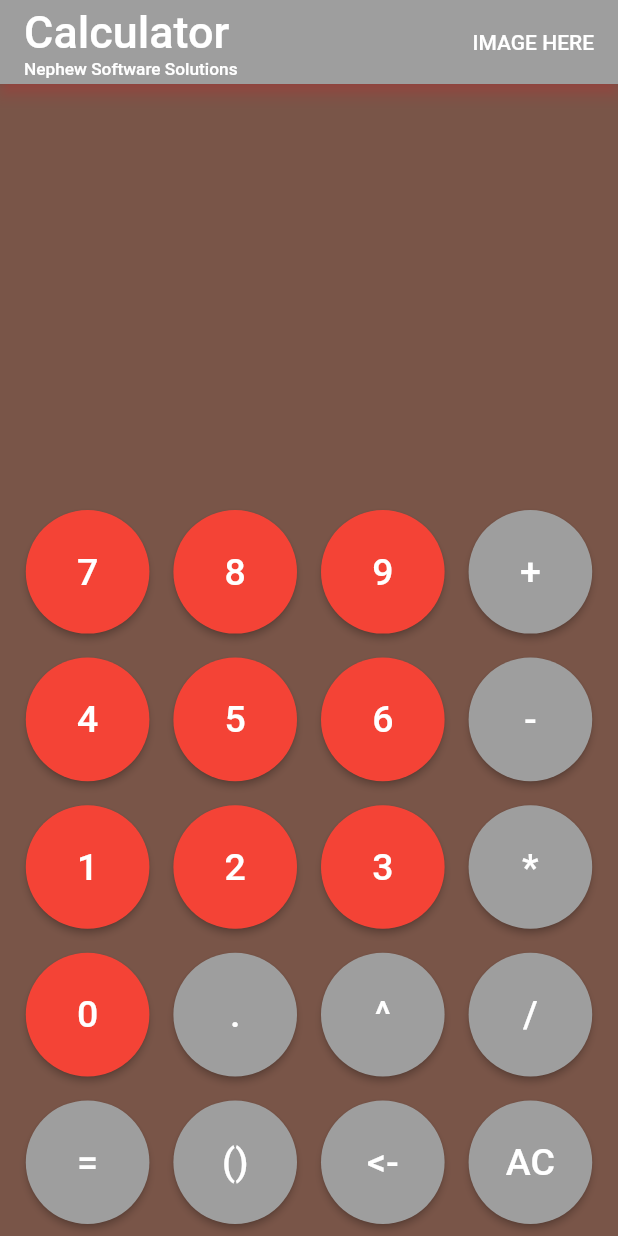
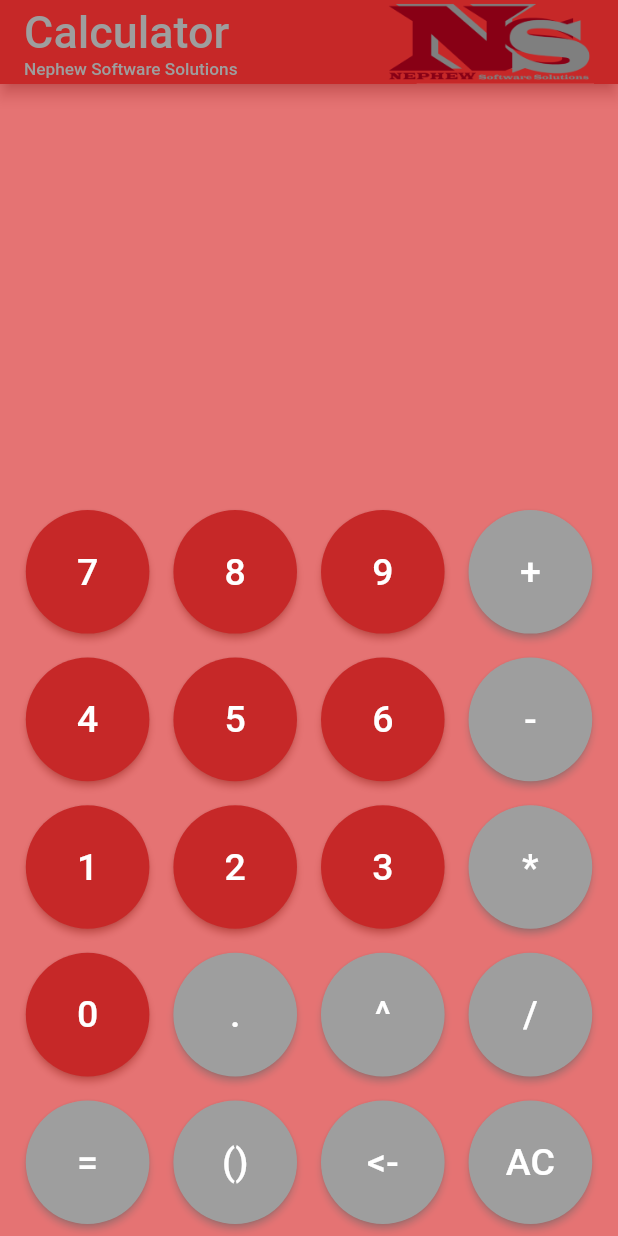
Before and after one commit to EthanNValencia/calculator, a Flutter app: the screen it shows after launch, on a phone screen of 412 x 824 dp. Run offline on Flutter 3.47's test engine with Material 2 defaults, Android fonts, the phone set to English and light mode, and no system bars; missing offline and left inert: function_tree.

Commit message:
AppBar adjusted and image included. Changed colors.

```diff
--- a/lib/button.dart
+++ b/lib/button.dart
@@ -15,7 +15,15 @@ class Button extends StatelessWidget {
     return double.tryParse(value) != null;
   }
 
-  MaterialColor _getColor() {
+  Color? _getColor() {
+    if (isNumber(name)) {
+      return Colors.red[800];
+    } else {
+      return Colors.grey;
+    }
+  }
+
+  MaterialColor _getShadow() {
     if (isNumber(name)) {
       return Colors.red;
     } else {
@@ -48,6 +56,7 @@ class Button extends StatelessWidget {
         child: ElevatedButton(
           style: ElevatedButton.styleFrom(
             primary: _getColor(),
+            shadowColor: _getShadow(),
             shape: const CircleBorder(),
           ),
           child: Text(
--- a/lib/header.dart
+++ b/lib/header.dart
@@ -16,21 +16,22 @@ class Header extends StatelessWidget {
               // alignment: Alignment.topLeft,
               child: Text(
                 'Calculator',
-                style: TextStyle(fontSize: 30),
+                style: TextStyle(fontSize: 30, color: Colors.grey),
               ),
             ),
             Align(
               // alignment: Alignment.bottomLeft,
               child: Text(
                 'Nephew Software Solutions',
-                style: TextStyle(fontSize: 11.5),
+                style: TextStyle(fontSize: 11.5, color: Colors.grey),
               ),
             ),
           ],
         ),
-        const Text(
-          'IMAGE HERE',
-          style: TextStyle(fontSize: 14),
+        const Image(
+          width: 140,
+          height: 100,
+          image: AssetImage('images/Nephew2.1Small.png'),
         ),
       ],
     );
--- a/lib/main.dart
+++ b/lib/main.dart
@@ -105,9 +105,10 @@ class _MyAppState extends State<MyApp> {
     return MaterialApp(
       home: Scaffold(
         appBar: AppBar(
+
           title: Header(),
-          // title: Image.asset('images/test1.png', fit: BoxFit.cover),
-          backgroundColor: Colors.grey,
+          // title: Image.asset('images/Nephew2.1Trans.png', fit: BoxFit.cover),
+          backgroundColor: Colors.red[800],
           shadowColor: Colors.redAccent,
         ),
         body: Center(
@@ -128,7 +129,7 @@ class _MyAppState extends State<MyApp> {
             ],
           ),
         ),
-        backgroundColor: Colors.brown,
+        backgroundColor: Colors.red[300],
       ),
     );
   }
```
Also changed, not shown: images/Nephew2.1Small.png (added), images/test1.png (deleted).
